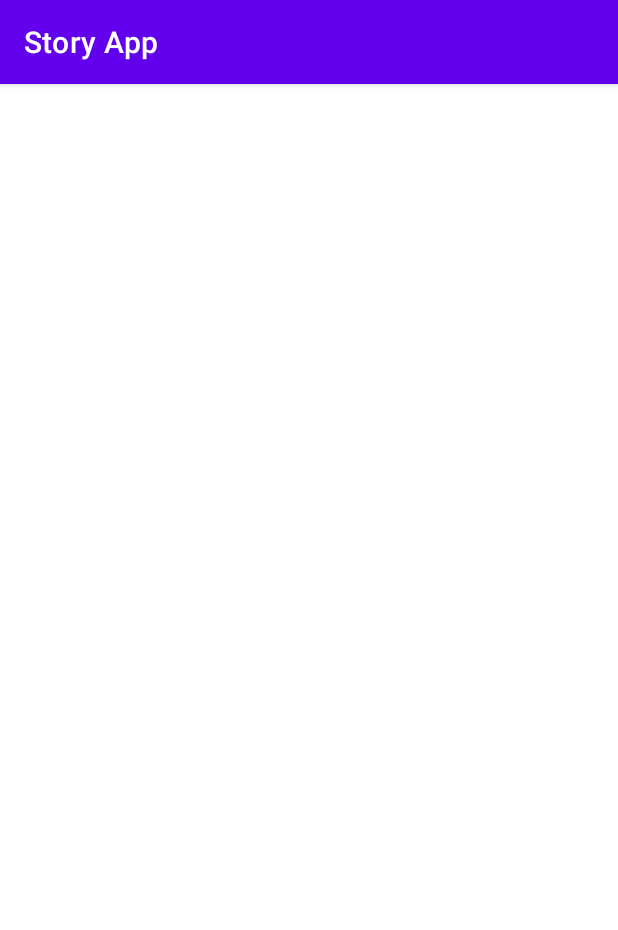
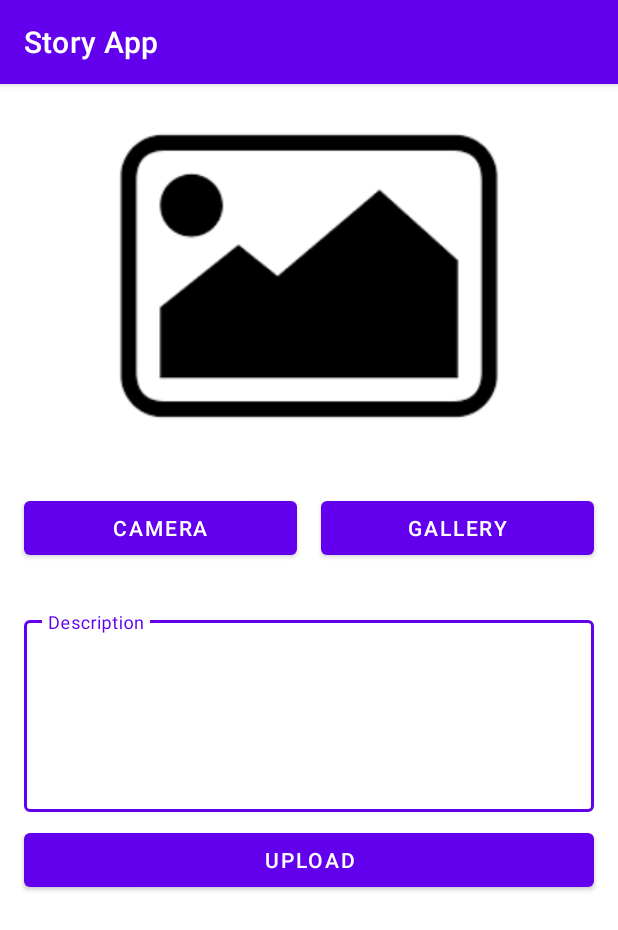
Before and after one commit to yayanrw/dicoding-story-app, an Android app: the StoryAddActivity screen opened directly, with no data from a screen before it, on a phone screen of 412 x 824 dp. Shown: the top 930 px of the screen. Run offline under Robolectric (Android 15) with nearby library versions, the phone set to English and light mode, and no system bars.

Commit message:
fix layouting add story

```diff
--- a/app/src/main/java/com/heyproject/storyapp/ui/home/HomeFragment.kt
+++ b/app/src/main/java/com/heyproject/storyapp/ui/home/HomeFragment.kt
@@ -61,7 +61,7 @@ class HomeFragment : Fragment() {
     }
 
     fun goToStoryAddScreen() {
-//        findNavController().navigate(R.id.action_homeFragment_to_storyAddFragment)
+        findNavController().navigate(R.id.action_homeFragment_to_storyAddActivity)
     }
 
     override fun onDestroyView() {
--- a/app/src/main/res/layout/activity_story_add.xml
+++ b/app/src/main/res/layout/activity_story_add.xml
@@ -1,8 +1,76 @@
 <?xml version="1.0" encoding="utf-8"?>
 <androidx.constraintlayout.widget.ConstraintLayout xmlns:android="http://schemas.android.com/apk/res/android"
+    xmlns:app="http://schemas.android.com/apk/res-auto"
     xmlns:tools="http://schemas.android.com/tools"
     android:layout_width="match_parent"
     android:layout_height="match_parent"
     tools:context=".ui.story_add.StoryAddActivity">
 
+    <ImageView
+        android:id="@+id/iv_preview"
+        android:layout_width="match_parent"
+        android:layout_height="256dp"
+        android:layout_marginStart="16dp"
+        android:layout_marginEnd="16dp"
+        android:contentDescription="@string/story_images"
+        app:layout_constraintEnd_toEndOf="parent"
+        app:layout_constraintStart_toStartOf="parent"
+        app:layout_constraintTop_toTopOf="parent"
+        app:srcCompat="@drawable/img_placeholder" />
+
+    <com.google.android.material.button.MaterialButton
+        android:id="@+id/btn_camera"
+        android:layout_width="0dp"
+        android:layout_height="wrap_content"
+        android:layout_marginStart="16dp"
+        android:layout_marginTop="16dp"
+        android:text="@string/camera"
+        app:layout_constraintEnd_toStartOf="@+id/btn_gallery"
+        app:layout_constraintStart_toStartOf="parent"
+        app:layout_constraintTop_toBottomOf="@+id/iv_preview" />
+
+    <com.google.android.material.button.MaterialButton
+        android:id="@+id/btn_gallery"
+        android:layout_width="0dp"
+        android:layout_height="wrap_content"
+        android:layout_marginStart="16dp"
+        android:layout_marginTop="16dp"
+        android:layout_marginEnd="16dp"
+        android:text="@string/gallery"
+        app:layout_constraintEnd_toEndOf="parent"
+        app:layout_constraintStart_toEndOf="@+id/btn_camera"
+        app:layout_constraintTop_toBottomOf="@+id/iv_preview" />
+
+    <com.google.android.material.textfield.TextInputLayout
+        android:id="@+id/textInputLayout"
+        style="@style/Widget.StoryApp.TextInputLayout.OutlinedBox"
+        android:layout_width="match_parent"
+        android:layout_height="wrap_content"
+        android:layout_marginTop="32dp"
+        android:hint="@string/description"
+        app:layout_constrainedWidth="true"
+        app:layout_constraintEnd_toEndOf="@+id/btn_gallery"
+        app:layout_constraintStart_toStartOf="@+id/btn_camera"
+        app:layout_constraintTop_toBottomOf="@+id/btn_camera">
+
+        <com.google.android.material.textfield.TextInputEditText
+            android:layout_width="match_parent"
+            android:layout_height="128dp"
+            android:ems="10"
+            android:gravity="start|top"
+            android:inputType="textMultiLine" />
+
+    </com.google.android.material.textfield.TextInputLayout>
+
+    <com.google.android.material.button.MaterialButton
+        android:id="@+id/btn_upload"
+        android:layout_width="match_parent"
+        android:layout_height="wrap_content"
+        android:layout_marginTop="8dp"
+        android:text="@string/upload"
+        app:layout_constrainedWidth="true"
+        app:layout_constraintEnd_toEndOf="@+id/textInputLayout"
+        app:layout_constraintStart_toStartOf="@+id/textInputLayout"
+        app:layout_constraintTop_toBottomOf="@+id/textInputLayout" />
+
 </androidx.constraintlayout.widget.ConstraintLayout>
--- a/app/src/main/res/navigation/nav_graph_home.xml
+++ b/app/src/main/res/navigation/nav_graph_home.xml
@@ -16,6 +16,9 @@
         <action
             android:id="@+id/action_homeFragment_to_mainActivity"
             app:destination="@id/mainActivity" />
+        <action
+            android:id="@+id/action_homeFragment_to_storyAddActivity"
+            app:destination="@id/storyAddActivity" />
     </fragment>
     <fragment
         android:id="@+id/storyDetailFragment"
@@ -46,4 +49,9 @@
         android:name="com.heyproject.storyapp.ui.MainActivity"
         android:label="activity_main"
         tools:layout="@layout/activity_main" />
+    <activity
+        android:id="@+id/storyAddActivity"
+        android:name="com.heyproject.storyapp.ui.story_add.StoryAddActivity"
+        android:label="activity_story_add"
+        tools:layout="@layout/activity_story_add" />
 </navigation>
--- a/app/src/main/res/values/strings.xml
+++ b/app/src/main/res/values/strings.xml
@@ -15,4 +15,8 @@
     <string name="log_out">Logout</string>
     <string name="story_images">Story images</string>
     <string name="add_new_story">Add new story</string>
+    <string name="camera">Camera</string>
+    <string name="gallery">Gallery</string>
+    <string name="description">Description</string>
+    <string name="upload">Upload</string>
 </resources>
```
Also changed, not shown: app/src/main/res/drawable-v24/img_placeholder.png (added).
